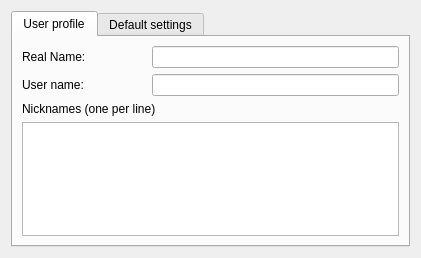
The window that src/plugins/azoth/plugins/acetamide/ircaccountconfigurationwidget.ui (0xd34df00d/leechcraft) describes before a commit, drawn with Qt 5.
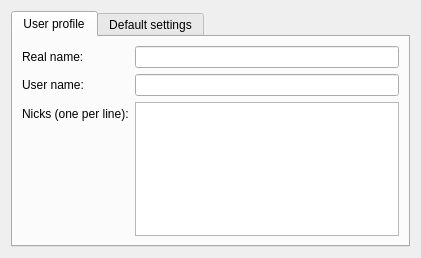
The same window after the commit. The open tabs and pages were chosen to show the change.

Commit message: Azoth Acetamide: fixed labels/layouts in some forms.

Diff of the .ui file:
```diff
--- a/src/plugins/azoth/plugins/acetamide/ircaccountconfigurationwidget.ui
+++ b/src/plugins/azoth/plugins/acetamide/ircaccountconfigurationwidget.ui
@@ -26,45 +26,35 @@
       <attribute name="title">
        <string>User profile</string>
       </attribute>
-      <layout class="QGridLayout" name="gridLayout">
+      <layout class="QFormLayout" name="formLayout_2">
        <item row="0" column="0">
-        <layout class="QHBoxLayout" name="horizontalLayout_2" stretch="1,2">
-         <item>
           <widget class="QLabel" name="label">
            <property name="text">
-            <string>Real Name:</string>
+          <string>Real name:</string>
            </property>
           </widget>
          </item>
-         <item>
+       <item row="0" column="1">
           <widget class="QLineEdit" name="RealName_"/>
          </item>
-        </layout>
-       </item>
        <item row="1" column="0">
-        <layout class="QHBoxLayout" name="horizontalLayout" stretch="1,2">
-         <item>
           <widget class="QLabel" name="label_2">
            <property name="text">
             <string>User name:</string>
            </property>
           </widget>
          </item>
-         <item>
+       <item row="1" column="1">
           <widget class="QLineEdit" name="UserName_"/>
          </item>
-        </layout>
-       </item>
        <item row="2" column="0">
-        <layout class="QVBoxLayout" name="verticalLayout">
-         <item>
           <widget class="QLabel" name="label_3">
            <property name="text">
-            <string>Nicknames (one per line)</string>
+          <string>Nicks (one per line):</string>
            </property>
           </widget>
          </item>
-         <item>
+       <item row="2" column="1">
           <widget class="QPlainTextEdit" name="NickNames_">
            <property name="plainText">
             <string/>
@@ -72,8 +62,6 @@
           </widget>
          </item>
         </layout>
-       </item>
-      </layout>
      </widget>
      <widget class="QWidget" name="tab">
       <attribute name="title">
```
Left out of the diff: 10 changed lines with no effect on the pictures. Lines whose indentation alone changed are shown as unchanged. The commit also changes 2 other files.
